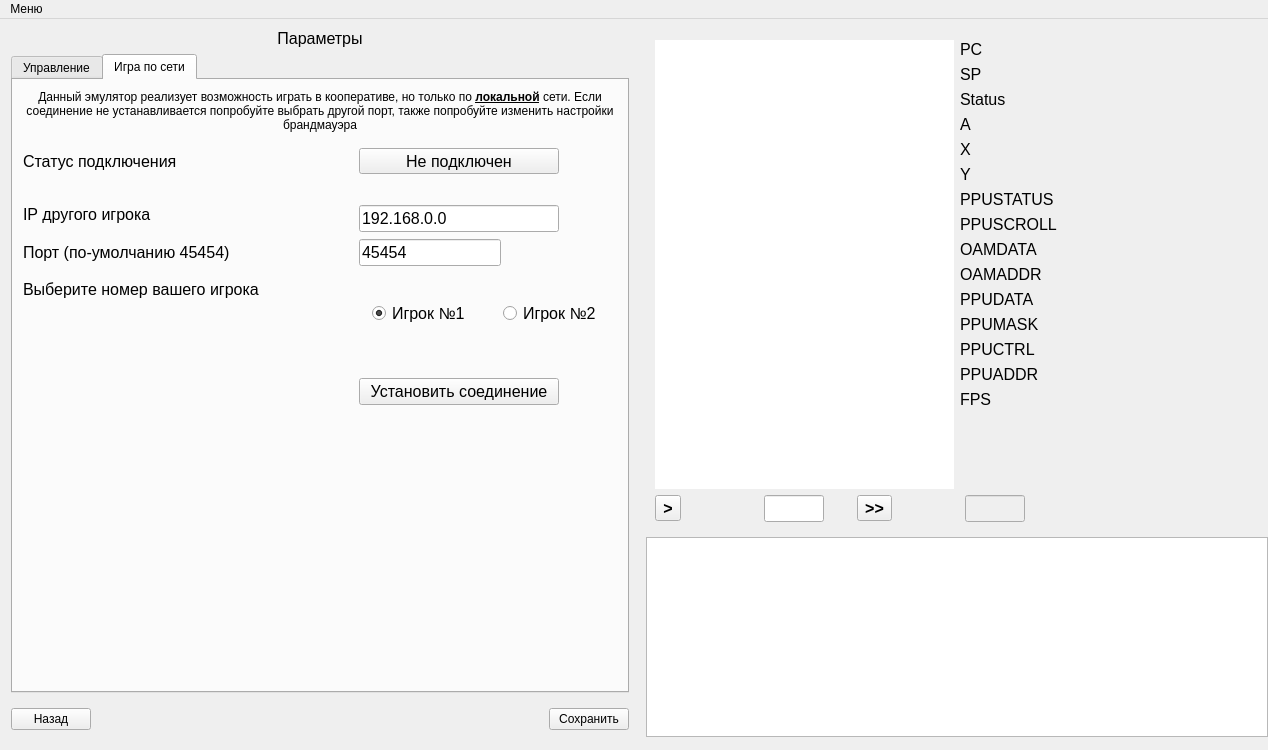
The window that emulateNES/forms/mainwindow.ui (maxim14254/emulateNES) describes before a commit, drawn with Qt 5.
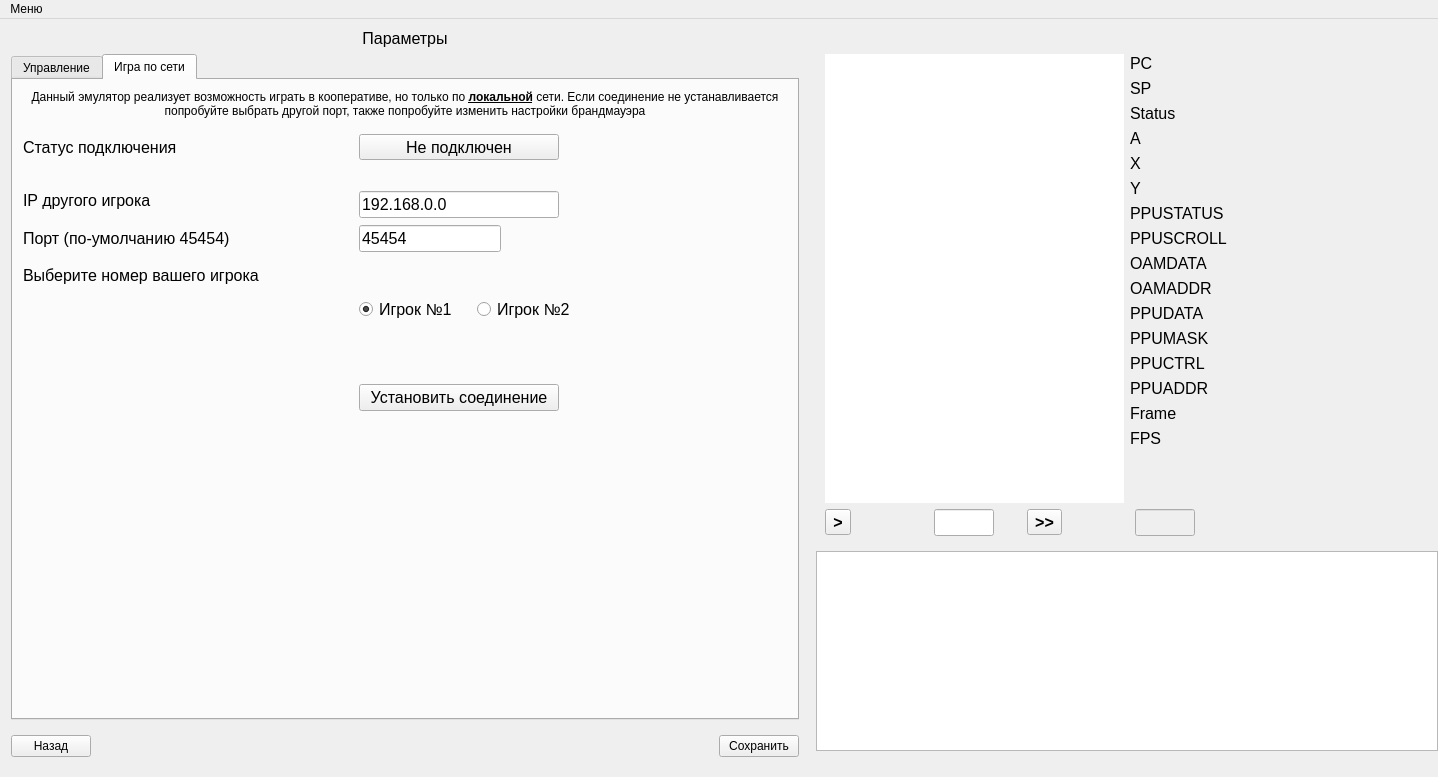
The same window after the commit. The open tabs and pages were chosen to show the change.

What changed in the file:
```diff
--- a/emulateNES/forms/mainwindow.ui
+++ b/emulateNES/forms/mainwindow.ui
@@ -6,8 +6,8 @@
    <rect>
     <x>0</x>
     <y>0</y>
-    <width>1268</width>
-    <height>750</height>
+    <width>1438</width>
+    <height>777</height>
    </rect>
   </property>
   <property name="windowTitle">
@@ -1027,6 +1027,19 @@
                            </property>
                           </widget>
                          </item>
+                         <item>
+                          <spacer name="horizontalSpacer_6">
+                           <property name="orientation">
+                            <enum>Qt::Horizontal</enum>
+                           </property>
+                           <property name="sizeHint" stdset="0">
+                            <size>
+                             <width>40</width>
+                             <height>20</height>
+                            </size>
+                           </property>
+                          </spacer>
+                         </item>
                          <item>
                           <spacer name="horizontalSpacer_3">
                            <property name="orientation">
@@ -1277,6 +1290,7 @@
                           <font>
                            <family>Tahoma</family>
                            <pointsize>12</pointsize>
+                           <weight>50</weight>
                            <bold>false</bold>
                           </font>
                          </property>
@@ -1297,11 +1311,8 @@
                          </property>
                          <property name="html">
                           <string>&lt;!DOCTYPE HTML PUBLIC &quot;-//W3C//DTD HTML 4.0//EN&quot; &quot;http://www.w3.org/TR/REC-html40/strict.dtd&quot;&gt;
-&lt;html&gt;&lt;head&gt;&lt;meta name=&quot;qrichtext&quot; content=&quot;1&quot; /&gt;&lt;meta charset=&quot;utf-8&quot; /&gt;&lt;style type=&quot;text/css&quot;&gt;
+&lt;html&gt;&lt;head&gt;&lt;meta name=&quot;qrichtext&quot; content=&quot;1&quot; /&gt;&lt;style type=&quot;text/css&quot;&gt;
 p, li { white-space: pre-wrap; }
-hr { height: 1px; border-width: 0; }
-li.unchecked::marker { content: &quot;\2610&quot;; }
-li.checked::marker { content: &quot;\2612&quot;; }
 &lt;/style&gt;&lt;/head&gt;&lt;body style=&quot; font-family:'Tahoma'; font-size:12pt; font-weight:400; font-style:normal;&quot;&gt;
 &lt;p style=&quot;-qt-paragraph-type:empty; margin-top:0px; margin-bottom:0px; margin-left:0px; margin-right:0px; -qt-block-indent:0; text-indent:0px; font-family:'Verdana'; font-size:10pt;&quot;&gt;&lt;br /&gt;&lt;/p&gt;&lt;/body&gt;&lt;/html&gt;</string>
                          </property>
@@ -1779,7 +1790,7 @@
                            </property>
                           </widget>
                          </item>
-                         <item row="14" column="0">
+                         <item row="15" column="0">
                           <widget class="QLabel" name="label_2">
                            <property name="font">
                             <font>
@@ -1792,7 +1803,7 @@
                            </property>
                           </widget>
                          </item>
-                         <item row="14" column="1">
+                         <item row="15" column="1">
                           <widget class="QLabel" name="label_read_FPS">
                            <property name="sizePolicy">
                             <sizepolicy hsizetype="Fixed" vsizetype="Preferred">
@@ -1811,6 +1822,26 @@
                            </property>
                           </widget>
                          </item>
+                         <item row="14" column="0">
+                          <widget class="QLabel" name="label_33">
+                           <property name="font">
+                            <font>
+                             <family>Tahoma</family>
+                             <pointsize>12</pointsize>
+                            </font>
+                           </property>
+                           <property name="text">
+                            <string>Frame</string>
+                           </property>
+                          </widget>
+                         </item>
+                         <item row="14" column="1">
+                          <widget class="QLabel" name="label_frame">
+                           <property name="text">
+                            <string/>
+                           </property>
+                          </widget>
+                         </item>
                         </layout>
                        </item>
                       </layout>
@@ -1860,6 +1891,7 @@
                       <property name="font">
                        <font>
                         <pointsize>12</pointsize>
+                        <weight>75</weight>
                         <bold>true</bold>
                        </font>
                       </property>
@@ -1902,6 +1934,7 @@
                         <property name="font">
                          <font>
                           <pointsize>12</pointsize>
+                          <weight>75</weight>
                           <bold>true</bold>
                          </font>
                         </property>
@@ -1981,6 +2014,7 @@
                    <font>
                     <family>Tahoma</family>
                     <pointsize>12</pointsize>
+                    <weight>50</weight>
                     <bold>false</bold>
                    </font>
                   </property>
@@ -2011,8 +2045,8 @@
     <rect>
      <x>0</x>
      <y>0</y>
-     <width>1268</width>
-     <height>23</height>
+     <width>1438</width>
+     <height>27</height>
     </rect>
    </property>
    <widget class="QMenu" name="menu">
```
Left out of the diff: 6 changed lines with no effect on the pictures.
